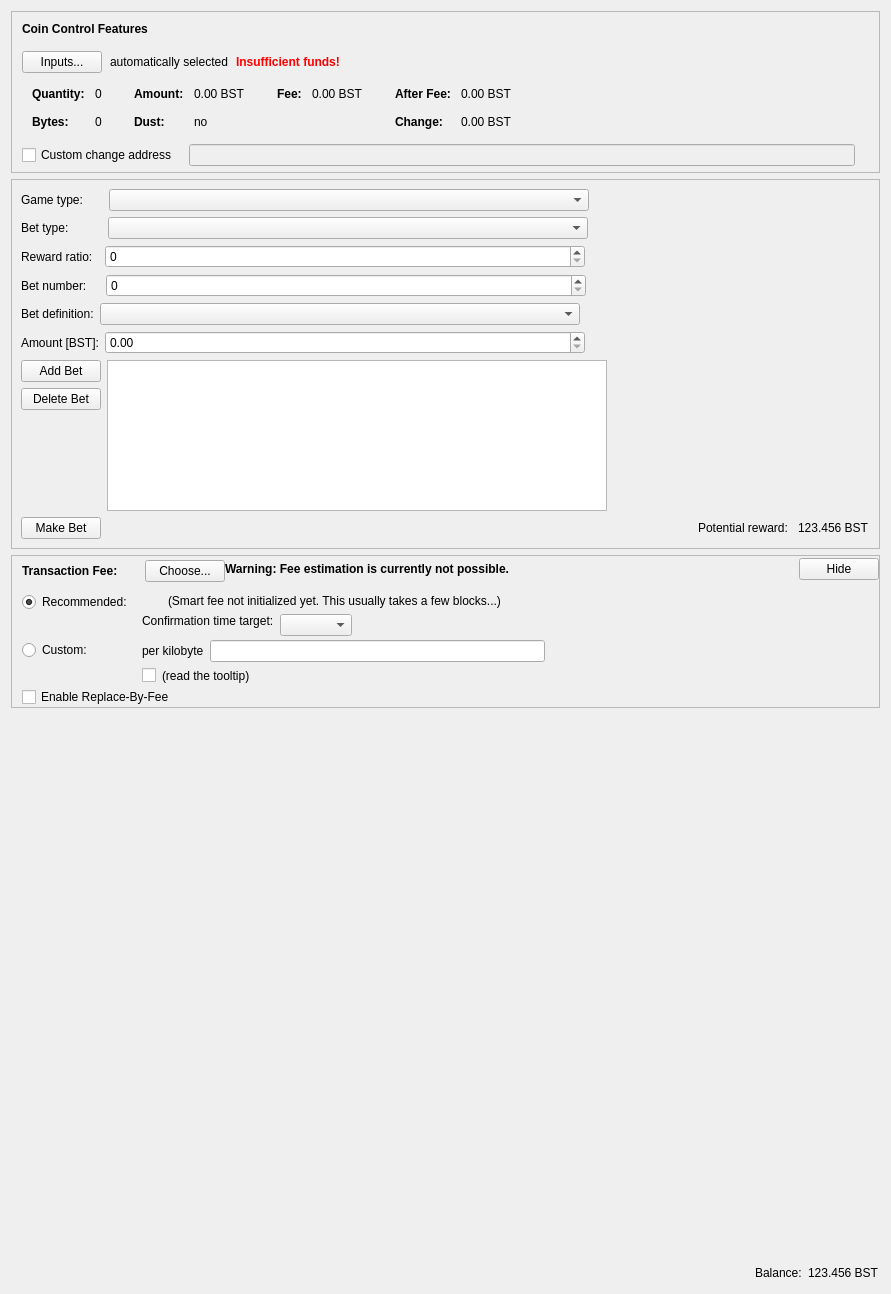
Qt form src/qt/forms/gamepage.ui (opodgorska/bst) before a commit.
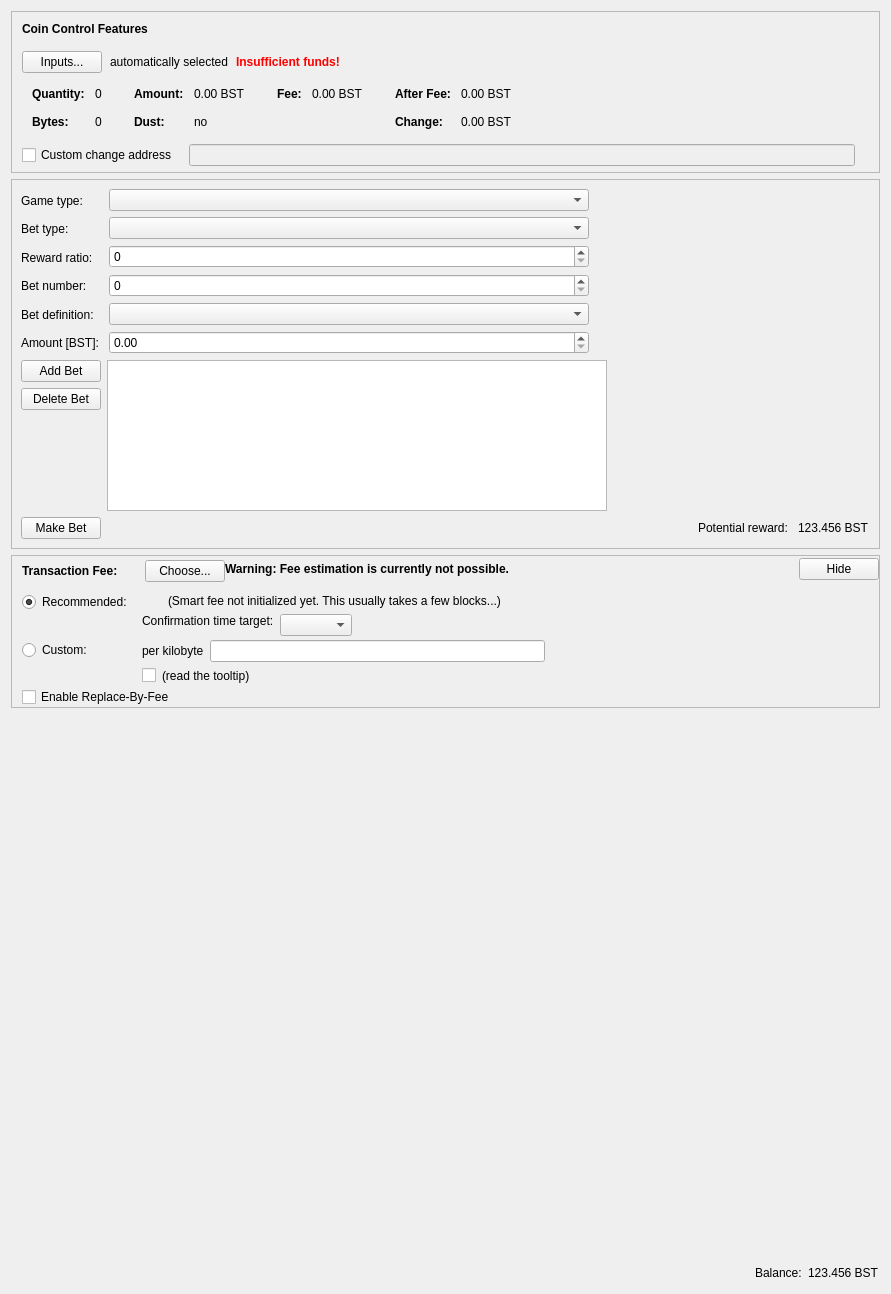
The same form after that commit. Custom widgets are drawn as their Qt base class.

Commit message: corrected alignmet in gamepage

What changed in the file:
```diff
--- a/src/qt/forms/gamepage.ui
+++ b/src/qt/forms/gamepage.ui
@@ -584,7 +584,9 @@
      </property>
      <layout class="QVBoxLayout" name="verticalLayout_2">
       <item>
-       <layout class="QHBoxLayout" name="horizontalLayout_13">
+       <layout class="QHBoxLayout" name="horizontalLayout_11">
+        <item>
+         <layout class="QVBoxLayout" name="verticalLayout_8">
         <item>
          <widget class="QLabel" name="gameTypeLabel">
           <property name="text">
@@ -593,33 +595,6 @@
          </widget>
         </item>
         <item>
-         <widget class="QComboBox" name="gameTypeComboBox">
-          <property name="minimumSize">
-           <size>
-            <width>480</width>
-            <height>0</height>
-           </size>
-          </property>
-         </widget>
-        </item>
-        <item>
-         <spacer name="horizontalSpacer_13">
-          <property name="orientation">
-           <enum>Qt::Horizontal</enum>
-          </property>
-          <property name="sizeHint" stdset="0">
-           <size>
-            <width>550</width>
-            <height>20</height>
-           </size>
-          </property>
-         </spacer>
-        </item>
-       </layout>
-      </item>
-      <item>
-       <layout class="QHBoxLayout" name="horizontalLayout_2">
-        <item>
          <widget class="QLabel" name="betTypeLabel">
           <property name="text">
            <string>Bet type:          </string>
@@ -627,33 +602,6 @@
          </widget>
         </item>
         <item>
-         <widget class="QComboBox" name="betTypeComboBox">
-          <property name="minimumSize">
-           <size>
-            <width>480</width>
-            <height>0</height>
-           </size>
-          </property>
-         </widget>
-        </item>
-        <item>
-         <spacer name="horizontalSpacer_2">
-          <property name="orientation">
-           <enum>Qt::Horizontal</enum>
-          </property>
-          <property name="sizeHint" stdset="0">
-           <size>
-            <width>550</width>
-            <height>20</height>
-           </size>
-          </property>
-         </spacer>
-        </item>
-       </layout>
-      </item>
-      <item>
-       <layout class="QHBoxLayout" name="horizontalLayout_8">
-        <item>
          <widget class="QLabel" name="label_2">
           <property name="text">
            <string>Reward ratio:  </string>
@@ -661,33 +609,6 @@
          </widget>
         </item>
         <item>
-         <widget class="QSpinBox" name="rewardRatioSpinBox">
-          <property name="minimumSize">
-           <size>
-            <width>480</width>
-            <height>0</height>
-           </size>
-          </property>
-         </widget>
-        </item>
-        <item>
-         <spacer name="horizontalSpacer_12">
-          <property name="orientation">
-           <enum>Qt::Horizontal</enum>
-          </property>
-          <property name="sizeHint" stdset="0">
-           <size>
-            <width>550</width>
-            <height>20</height>
-           </size>
-          </property>
-         </spacer>
-        </item>
-       </layout>
-      </item>
-      <item>
-       <layout class="QHBoxLayout" name="horizontalLayout_16">
-        <item>
          <widget class="QLabel" name="betNumberLabel">
           <property name="text">
            <string>Bet number:    </string>
@@ -695,33 +616,6 @@
          </widget>
         </item>
         <item>
-         <widget class="QSpinBox" name="betNumberSpinBox">
-          <property name="minimumSize">
-           <size>
-            <width>480</width>
-            <height>0</height>
-           </size>
-          </property>
-         </widget>
-        </item>
-        <item>
-         <spacer name="horizontalSpacer_15">
-          <property name="orientation">
-           <enum>Qt::Horizontal</enum>
-          </property>
-          <property name="sizeHint" stdset="0">
-           <size>
-            <width>550</width>
-            <height>20</height>
-           </size>
-          </property>
-         </spacer>
-        </item>
-       </layout>
-      </item>
-      <item>
-       <layout class="QHBoxLayout" name="horizontalLayout_4">
-        <item>
          <widget class="QLabel" name="betNumbersListLabel">
           <property name="text">
            <string>Bet definition:</string>
@@ -729,39 +623,66 @@
          </widget>
         </item>
         <item>
-         <widget class="QComboBox" name="betListComboBox">
-          <property name="minimumSize">
-           <size>
-            <width>480</width>
-            <height>0</height>
-           </size>
-          </property>
-         </widget>
-        </item>
-        <item>
-         <spacer name="horizontalSpacer_4">
-          <property name="orientation">
-           <enum>Qt::Horizontal</enum>
-          </property>
-          <property name="sizeHint" stdset="0">
-           <size>
-            <width>40</width>
-            <height>20</height>
-           </size>
-          </property>
-         </spacer>
-        </item>
-       </layout>
-      </item>
-      <item>
-       <layout class="QHBoxLayout" name="horizontalLayout">
-        <item>
          <widget class="QLabel" name="amountLabel">
           <property name="text">
            <string>Amount [BST]:</string>
           </property>
          </widget>
         </item>
+         </layout>
+        </item>
+        <item>
+         <layout class="QVBoxLayout" name="verticalLayout_9">
+          <item>
+           <widget class="QComboBox" name="gameTypeComboBox">
+            <property name="minimumSize">
+             <size>
+              <width>480</width>
+              <height>0</height>
+             </size>
+            </property>
+           </widget>
+          </item>
+          <item>
+           <widget class="QComboBox" name="betTypeComboBox">
+            <property name="minimumSize">
+             <size>
+              <width>480</width>
+              <height>0</height>
+             </size>
+            </property>
+           </widget>
+          </item>
+          <item>
+           <widget class="QSpinBox" name="rewardRatioSpinBox">
+            <property name="minimumSize">
+             <size>
+              <width>480</width>
+              <height>0</height>
+             </size>
+            </property>
+           </widget>
+          </item>
+          <item>
+           <widget class="QSpinBox" name="betNumberSpinBox">
+            <property name="minimumSize">
+             <size>
+              <width>480</width>
+              <height>0</height>
+             </size>
+            </property>
+           </widget>
+          </item>
+          <item>
+           <widget class="QComboBox" name="betListComboBox">
+            <property name="minimumSize">
+             <size>
+              <width>480</width>
+              <height>0</height>
+             </size>
+            </property>
+           </widget>
+          </item>
         <item>
          <widget class="QDoubleSpinBox" name="amountSpinBox">
           <property name="minimumSize">
@@ -772,14 +693,16 @@
           </property>
          </widget>
         </item>
+         </layout>
+        </item>
         <item>
-         <spacer name="horizontalSpacer">
+         <spacer name="horizontalSpacer_5">
           <property name="orientation">
            <enum>Qt::Horizontal</enum>
           </property>
           <property name="sizeHint" stdset="0">
            <size>
-            <width>550</width>
+            <width>40</width>
             <height>20</height>
            </size>
           </property>
```
Left out of the diff: 5 changed lines with no effect on the pictures. Lines whose indentation alone changed are shown as unchanged.
